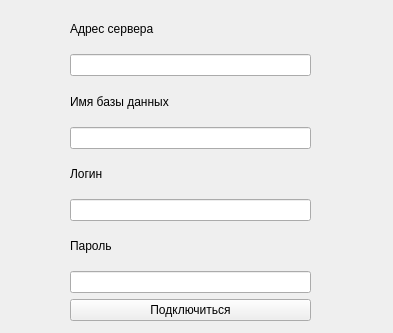
This is connectiondialog.ui in fptitsyn/labs as Qt 5 draws it before an edit. The edited form follows.
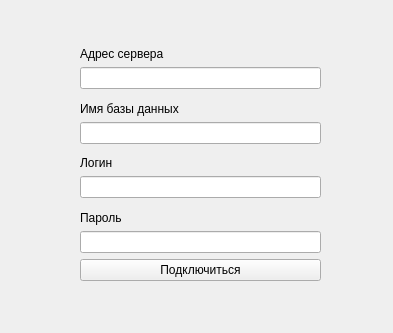
This is the edited form.

```diff
--- a/connectiondialog.ui
+++ b/connectiondialog.ui
@@ -16,15 +16,17 @@
   <widget class="QWidget" name="">
    <property name="geometry">
     <rect>
-     <x>70</x>
-     <y>10</y>
+     <x>80</x>
+     <y>40</y>
      <width>241</width>
-     <height>311</height>
+     <height>241</height>
     </rect>
    </property>
+   <layout class="QVBoxLayout" name="verticalLayout_5">
+    <item>
    <layout class="QVBoxLayout" name="verticalLayout">
     <property name="spacing">
-     <number>6</number>
+       <number>0</number>
     </property>
     <item>
      <widget class="QLabel" name="addressLabel">
@@ -36,6 +38,13 @@
     <item>
      <widget class="QLineEdit" name="addressLineEdit"/>
     </item>
+     </layout>
+    </item>
+    <item>
+     <layout class="QVBoxLayout" name="verticalLayout_2">
+      <property name="spacing">
+       <number>0</number>
+      </property>
     <item>
      <widget class="QLabel" name="nameLabel">
       <property name="text">
@@ -46,6 +55,13 @@
     <item>
      <widget class="QLineEdit" name="nameLineEdit"/>
     </item>
+     </layout>
+    </item>
+    <item>
+     <layout class="QVBoxLayout" name="verticalLayout_3">
+      <property name="spacing">
+       <number>0</number>
+      </property>
     <item>
      <widget class="QLabel" name="loginLabel">
       <property name="text">
@@ -56,6 +72,13 @@
     <item>
      <widget class="QLineEdit" name="loginLineEdit"/>
     </item>
+     </layout>
+    </item>
+    <item>
+     <layout class="QVBoxLayout" name="verticalLayout_4">
+      <property name="spacing">
+       <number>0</number>
+      </property>
     <item>
      <widget class="QLabel" name="passwordLabel">
       <property name="text">
@@ -65,6 +88,8 @@
     </item>
     <item>
      <widget class="QLineEdit" name="passwordLineEdit"/>
+      </item>
+     </layout>
     </item>
     <item>
      <widget class="QPushButton" name="pushButton">
```
Lines whose indentation alone changed are shown as unchanged.
